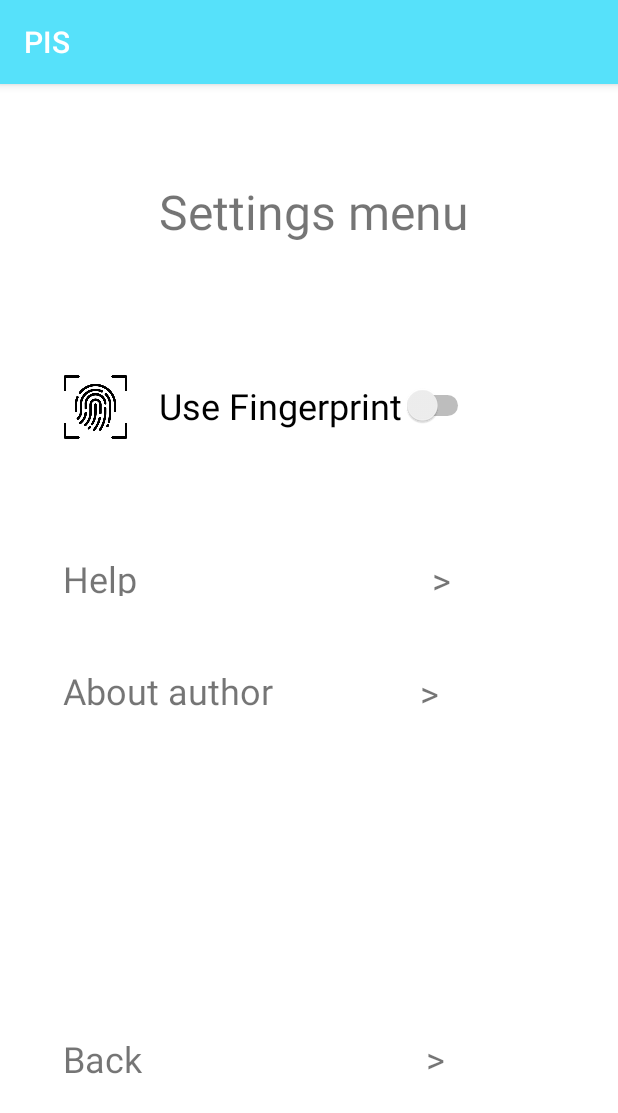
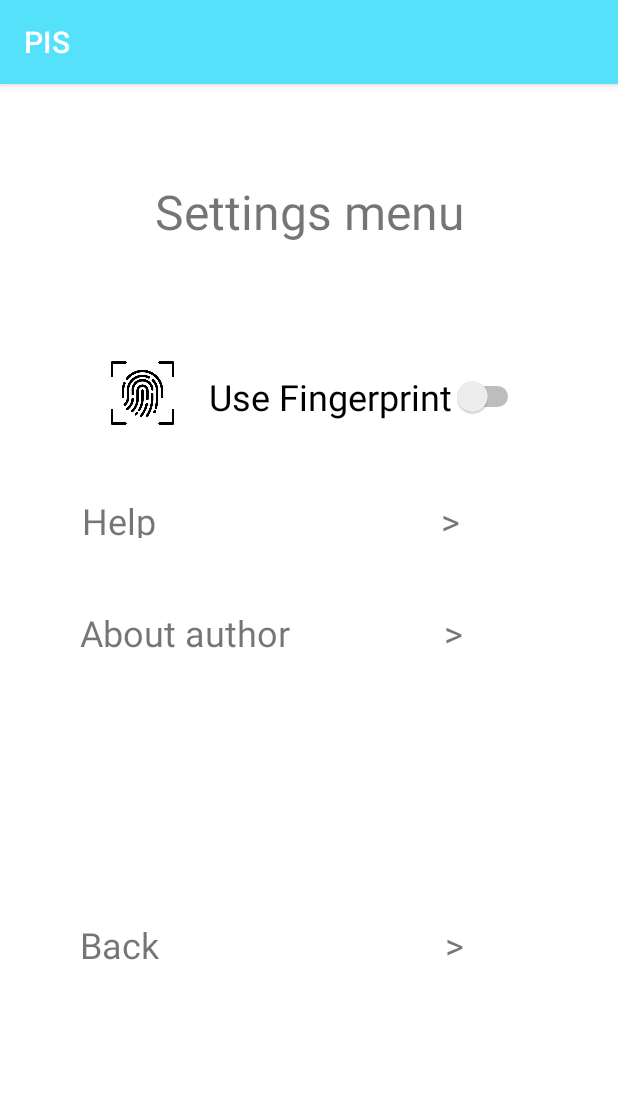
Before and after one commit to alexhr05/PersonalI-Information-app, an Android app: the Settings screen opened directly, with no data from a screen before it, on a phone screen of 412 x 824 dp. Shown: the top 1113 px of the screen. Run offline under Robolectric (Android 15) with nearby library versions, the phone set to English and light mode, and no system bars; 2 statements that could not run were skipped.

Commit message:
add resp design to Settings, MainActivity, InformationView

```diff
--- a/app/src/main/res/layout/editing_existing_elements.xml
+++ b/app/src/main/res/layout/editing_existing_elements.xml
@@ -28,6 +28,7 @@
         android:ems="10"
         android:inputType="textPersonName"
         android:textSize="@dimen/_14sdp"
+        android:hint="Website"
         app:layout_constraintBottom_toTopOf="@+id/guideline7"
         app:layout_constraintEnd_toStartOf="@+id/guidelineEditing2"
         app:layout_constraintHorizontal_bias="0.46"
@@ -71,6 +72,7 @@
         android:ems="10"
         android:inputType="textPersonName"
         android:textSize="@dimen/_14sdp"
+        android:hint="Password"
         app:layout_constraintBottom_toBottomOf="parent"
         app:layout_constraintEnd_toStartOf="@+id/guidelineEditing2"
         app:layout_constraintHorizontal_bias="0.46"
@@ -99,6 +101,7 @@
         android:ems="10"
         android:inputType="textPersonName"
         android:textSize="@dimen/_14sdp"
+        android:hint="Email or Username"
         app:layout_constraintBottom_toTopOf="@+id/txtPassword"
         app:layout_constraintEnd_toStartOf="@+id/guidelineEditing2"
         app:layout_constraintHorizontal_bias="0.448"
--- a/app/src/main/res/layout/settings_menu.xml
+++ b/app/src/main/res/layout/settings_menu.xml
@@ -4,6 +4,34 @@
     xmlns:tools="http://schemas.android.com/tools"
     android:layout_width="match_parent"
     android:layout_height="match_parent">
+
+    <androidx.constraintlayout.widget.Guideline
+        android:id="@+id/guidelineEndBottomSettings"
+        android:layout_width="wrap_content"
+        android:layout_height="wrap_content"
+        android:orientation="horizontal"
+        app:layout_constraintGuide_percent="0.58" />
+
+    <androidx.constraintlayout.widget.Guideline
+        android:id="@+id/guidelineStartTopSettings"
+        android:layout_width="wrap_content"
+        android:layout_height="wrap_content"
+        android:orientation="horizontal"
+        app:layout_constraintGuide_percent="0.29" />
+
+    <androidx.constraintlayout.widget.Guideline
+        android:id="@+id/guidelineStartSettings"
+        android:layout_width="wrap_content"
+        android:layout_height="wrap_content"
+        android:orientation="vertical"
+        app:layout_constraintGuide_percent="0.08" />
+
+    <androidx.constraintlayout.widget.Guideline
+        android:id="@+id/guidelineEndSettings"
+        android:layout_width="wrap_content"
+        android:layout_height="wrap_content"
+        android:orientation="vertical"
+        app:layout_constraintGuide_percent="0.92" />
 
     <TextView
         android:id="@+id/txtBack"
@@ -12,13 +40,15 @@
         android:layout_alignParentStart="true"
         android:layout_alignParentTop="true"
         android:layout_centerInParent="true"
-        android:layout_marginStart="13dp"
-        android:layout_marginTop="633dp"
-        android:layout_marginEnd="64dp"
+        android:layout_marginTop="112dp"
         android:text="Back"
         android:textSize="24dp"
-        app:layout_constraintEnd_toEndOf="parent"
-        app:layout_constraintTop_toTopOf="parent" />
+        app:layout_constraintBottom_toBottomOf="parent"
+        app:layout_constraintEnd_toStartOf="@+id/guidelineEndSettings"
+        app:layout_constraintHorizontal_bias="0.512"
+        app:layout_constraintStart_toStartOf="@+id/guidelineStartSettings"
+        app:layout_constraintTop_toTopOf="@+id/guidelineEndBottomSettings"
+        app:layout_constraintVertical_bias="0.0" />
 
     <TextView
         android:id="@+id/txtBackArrow"
@@ -27,13 +57,15 @@
         android:layout_alignParentStart="true"
         android:layout_alignParentTop="true"
         android:layout_centerInParent="true"
-        android:layout_marginStart="255dp"
-        android:layout_marginTop="633dp"
-        android:layout_marginEnd="64dp"
+        android:layout_marginTop="112dp"
         android:text=">"
         android:textSize="24dp"
-        app:layout_constraintEnd_toEndOf="parent"
-        app:layout_constraintTop_toTopOf="parent" />
+        app:layout_constraintBottom_toBottomOf="parent"
+        app:layout_constraintEnd_toStartOf="@+id/guidelineEndSettings"
+        app:layout_constraintHorizontal_bias="0.935"
+        app:layout_constraintStart_toStartOf="@+id/guidelineStartSettings"
+        app:layout_constraintTop_toTopOf="@+id/guidelineEndBottomSettings"
+        app:layout_constraintVertical_bias="0.0" />
 
     <TextView
         android:id="@+id/txtTitle"
@@ -42,13 +74,14 @@
         android:layout_alignParentStart="true"
         android:layout_alignParentTop="true"
         android:layout_centerInParent="true"
-        android:layout_marginStart="103dp"
         android:layout_marginTop="63dp"
-        android:layout_marginEnd="100dp"
         android:text="Settings menu"
         android:textSize="32dp"
-        app:layout_constraintEnd_toEndOf="parent"
-        app:layout_constraintTop_toTopOf="parent" />
+        app:layout_constraintBottom_toTopOf="@+id/guidelineStartTopSettings"
+        app:layout_constraintEnd_toStartOf="@+id/guidelineEndSettings"
+        app:layout_constraintStart_toStartOf="@+id/guidelineStartSettings"
+        app:layout_constraintTop_toTopOf="parent"
+        app:layout_constraintVertical_bias="0.0" />
 
     <TextView
         android:id="@+id/txtHelp"
@@ -57,28 +90,32 @@
         android:layout_alignParentStart="true"
         android:layout_alignParentTop="true"
         android:layout_centerInParent="true"
-        android:layout_marginStart="16dp"
-        android:layout_marginTop="313dp"
-        android:layout_marginEnd="64dp"
+        android:layout_marginTop="52dp"
         android:text="Help"
         android:textSize="24dp"
-        app:layout_constraintEnd_toEndOf="parent"
-        app:layout_constraintTop_toTopOf="parent" />
+        app:layout_constraintBottom_toTopOf="@+id/txtAuthorInfo"
+        app:layout_constraintEnd_toStartOf="@+id/guidelineEndSettings"
+        app:layout_constraintHorizontal_bias="0.538"
+        app:layout_constraintStart_toStartOf="@+id/guidelineStartSettings"
+        app:layout_constraintTop_toTopOf="@+id/guidelineStartTopSettings"
+        app:layout_constraintVertical_bias="0.0" />
 
     <TextView
         android:id="@+id/txtHelpArrow"
-        android:layout_width="64dp"
-        android:layout_height="26dp"
+        android:layout_width="66dp"
+        android:layout_height="29dp"
         android:layout_alignParentStart="true"
         android:layout_alignParentTop="true"
         android:layout_centerInParent="true"
-        android:layout_marginStart="258dp"
-        android:layout_marginTop="314dp"
-        android:layout_marginEnd="60dp"
+        android:layout_marginTop="52dp"
         android:text=">"
         android:textSize="24dp"
-        app:layout_constraintEnd_toEndOf="parent"
-        app:layout_constraintTop_toTopOf="parent" />
+        app:layout_constraintBottom_toTopOf="@+id/txtAuthorInfoArrow"
+        app:layout_constraintEnd_toStartOf="@+id/guidelineEndSettings"
+        app:layout_constraintHorizontal_bias="0.931"
+        app:layout_constraintStart_toStartOf="@+id/guidelineStartSettings"
+        app:layout_constraintTop_toTopOf="@+id/guidelineStartTopSettings"
+        app:layout_constraintVertical_bias="0.0" />
 
     <TextView
         android:id="@+id/txtAuthorInfo"
@@ -87,28 +124,30 @@
         android:layout_alignParentStart="true"
         android:layout_alignParentTop="true"
         android:layout_centerInParent="true"
-        android:layout_marginStart="16dp"
-        android:layout_marginTop="388dp"
-        android:layout_marginEnd="64dp"
         android:text="About author"
         android:textSize="24dp"
-        app:layout_constraintEnd_toEndOf="parent"
-        app:layout_constraintTop_toTopOf="parent" />
+        app:layout_constraintBottom_toTopOf="@+id/guidelineEndBottomSettings"
+        app:layout_constraintEnd_toStartOf="@+id/guidelineEndSettings"
+        app:layout_constraintHorizontal_bias="0.512"
+        app:layout_constraintStart_toStartOf="@+id/guidelineStartSettings"
+        app:layout_constraintTop_toTopOf="@+id/guidelineStartTopSettings"
+        app:layout_constraintVertical_bias="0.649" />
 
     <TextView
         android:id="@+id/txtAuthorInfoArrow"
         android:layout_width="64dp"
-        android:layout_height="26dp"
+        android:layout_height="27dp"
         android:layout_alignParentStart="true"
         android:layout_alignParentTop="true"
         android:layout_centerInParent="true"
-        android:layout_marginStart="258dp"
-        android:layout_marginTop="389dp"
-        android:layout_marginEnd="68dp"
         android:text=">"
         android:textSize="24dp"
-        app:layout_constraintEnd_toEndOf="parent"
-        app:layout_constraintTop_toTopOf="parent" />
+        app:layout_constraintBottom_toTopOf="@+id/guidelineEndBottomSettings"
+        app:layout_constraintEnd_toStartOf="@+id/guidelineEndSettings"
+        app:layout_constraintHorizontal_bias="0.932"
+        app:layout_constraintStart_toStartOf="@+id/guidelineStartSettings"
+        app:layout_constraintTop_toTopOf="@+id/guidelineStartTopSettings"
+        app:layout_constraintVertical_bias="0.65" />
 
     <Switch
         android:id="@+id/btnSwitchFingerprint"
@@ -117,13 +156,16 @@
         android:layout_alignParentStart="true"
         android:layout_alignParentTop="true"
         android:layout_centerInParent="true"
-        android:layout_marginStart="98dp"
-        android:layout_marginTop="198dp"
-        android:layout_marginEnd="96dp"
+        android:layout_marginTop="192dp"
+        android:layout_marginEnd="28dp"
         android:text="Use Fingerprint"
         android:textSize="24dp"
-        app:layout_constraintEnd_toEndOf="parent"
-        app:layout_constraintTop_toTopOf="parent" />
+        app:layout_constraintBottom_toTopOf="@+id/guidelineStartTopSettings"
+        app:layout_constraintEnd_toStartOf="@+id/guidelineEndSettings"
+        app:layout_constraintHorizontal_bias="0.981"
+        app:layout_constraintStart_toStartOf="@+id/guidelineStartSettings"
+        app:layout_constraintTop_toTopOf="parent"
+        app:layout_constraintVertical_bias="0.0" />
 
     <ImageView
         android:id="@+id/imgViewFingerPrint"
@@ -132,10 +174,14 @@
         android:layout_alignParentStart="true"
         android:layout_alignParentTop="true"
         android:layout_centerInParent="true"
-        android:layout_marginStart="30dp"
-        android:layout_marginTop="189dp"
-        app:layout_constraintStart_toStartOf="parent"
+        android:layout_marginStart="20dp"
+        android:layout_marginTop="180dp"
+        app:layout_constraintBottom_toTopOf="@+id/guidelineStartTopSettings"
+        app:layout_constraintEnd_toStartOf="@+id/btnSwitchFingerprint"
+        app:layout_constraintHorizontal_bias="0.454"
+        app:layout_constraintStart_toStartOf="@+id/guidelineStartSettings"
         app:layout_constraintTop_toTopOf="parent"
+        app:layout_constraintVertical_bias="0.038"
         app:srcCompat="@drawable/fingerprint_black" />
 
 </androidx.constraintlayout.widget.ConstraintLayout>
```
Also changed, not shown: app/src/main/res/layout/about_author.xml (+7 -3 lines), app/src/main/res/layout/activity_main.xml (+50 -29 lines), app/src/main/res/layout/information_view.xml (+27 -41 lines).
